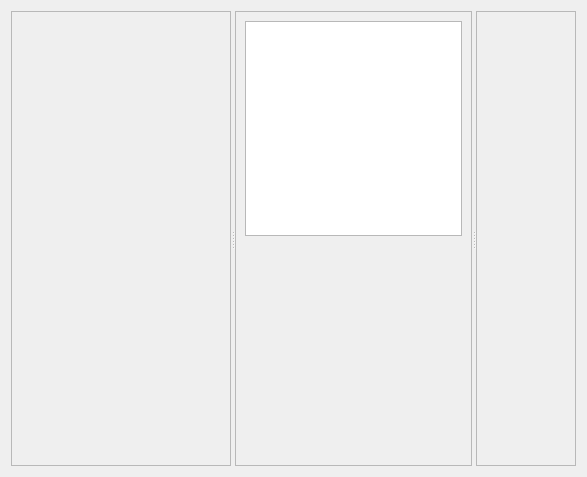
Old version of the form src/rqt_gcs/resources/WidgetMainold.ui in the repository CSUN-SERL/lcar-bot.
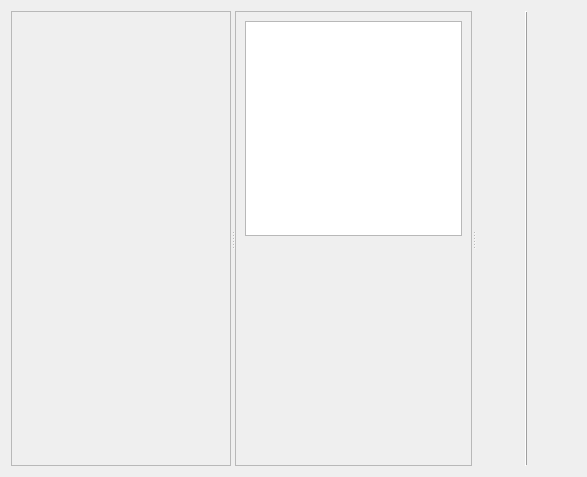
New version of the form. Custom widgets are drawn as their Qt base class.

```diff
--- a/src/rqt_gcs/resources/WidgetMainold.ui
+++ b/src/rqt_gcs/resources/WidgetMainold.ui
@@ -116,7 +116,7 @@
        </size>
       </property>
       <property name="frameShape">
-       <enum>QFrame::StyledPanel</enum>
+       <enum>QFrame::VLine</enum>
       </property>
       <property name="frameShadow">
        <enum>QFrame::Raised</enum>
```
